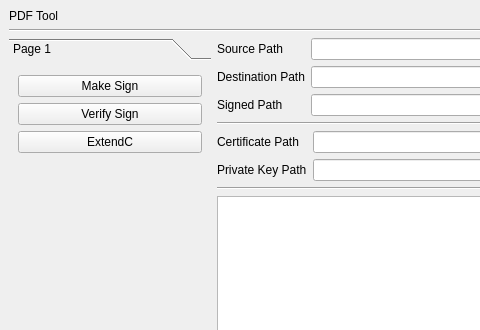
jykim74/PDFTool, file PDFTool/mainwindow.ui: the form before one commit; both pictures show x 0 to 480 and y 0 to 330 of the 726 by 672 pixel window.
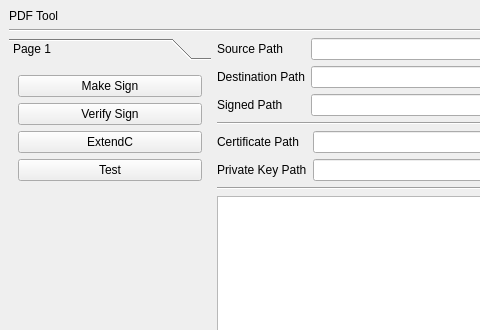
The form after the commit.

What changed in the file:
```diff
--- a/PDFTool/mainwindow.ui
+++ b/PDFTool/mainwindow.ui
@@ -208,6 +208,13 @@
             </property>
            </widget>
           </item>
+          <item>
+           <widget class="QPushButton" name="mTestBtn">
+            <property name="text">
+             <string>Test</string>
+            </property>
+           </widget>
+          </item>
           <item>
            <spacer name="verticalSpacer">
             <property name="orientation">
```
Left out of the diff: 2 changed lines with no effect on the pictures.
